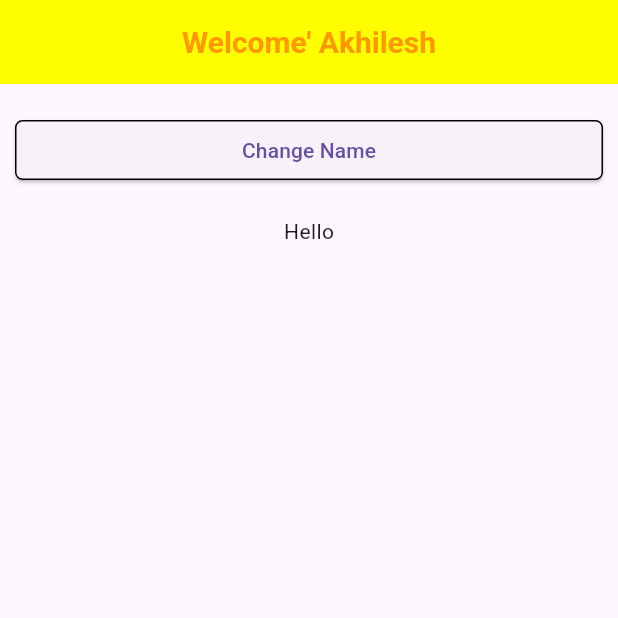
After one commit to Akhi626052/practice_dart_ui, a Flutter app: the MyAppTxx screen opened directly, on a phone screen of 412 x 824 dp, the top half of it. The commit adds this screen. Run offline on Flutter 3.47's test engine with Material 3 defaults, Android fonts, the phone set to English and light mode, and no system bars; our stand-ins replace bloc, firebase_auth, firebase_core, firebase_messaging, flutter_bloc, flutter_local_notifications and 6 more; accounts and stored records are empty.

Commit message:
did update widget

```diff
--- /dev/null
+++ b/lib/daily_read_ui_component/didupdate_widget.dart
@@ -0,0 +1,85 @@
+import 'package:flutter/material.dart';
+void main(){
+  runApp(MyApp());
+}
+
+class MyApp extends StatelessWidget {
+  const MyApp({super.key});
+
+  @override
+  Widget build(BuildContext context) {
+    return MaterialApp(
+      debugShowCheckedModeBanner: false,
+      home: ParentScreen(),
+    );
+  }
+}
+
+
+class MyAppTxx extends StatefulWidget {
+  final String title;
+
+  const MyAppTxx({super.key, required this.title});
+
+  @override
+  State<MyAppTxx> createState() => _MyAppTxxState();
+}
+
+class _MyAppTxxState extends State<MyAppTxx> {
+// Nahi, covariant data type nahi hai.
+//
+// covariant Dart ka keyword hai.
+// Iska use parameter ke type ko more specific banane ke liye kiya jata hai.
+  @override             // keyword  //  oldWidget object MyAppTxx type ka ho-ga
+  void didUpdateWidget(covariant MyAppTxx oldWidget) {
+
+    if(oldWidget.title != widget.title){
+      print("Name Changed");
+    }
+    super.didUpdateWidget(oldWidget);
+// Isliye aap uski properties access kar sakte ho:
+    print("Old Title: ${oldWidget.title}");
+    print("New Title: ${widget.title}");
+  }
+
+  @override
+  Widget build(BuildContext context) {
+    return Text(widget.title);
+  }
+}
+// Interview me bol sakte ho:
+
+// oldWidget.title != widget.title ka use ye check karne ke liye karte hain ki parent se aayi hui property ki value change hui hai ya nahi.
+// Agar purani aur nayi value alag hai, to hum koi extra logic chala sakte hain (jaise API call, animation restart, data refresh, etc.).
+
+class ParentScreen extends StatefulWidget {
+  @override
+  State<ParentScreen> createState() => _ParentScreenState();
+}
+
+class _ParentScreenState extends State<ParentScreen> {
+  String title = "Hello";
+
+  @override
+  Widget build(BuildContext context) {
+    return Scaffold(
+      body: Column(
+        children: [
+
+
+          MyAppTxx(title: title),
+          ElevatedButton(
+            onPressed: () {
+              setState(() {
+                title = "Welcome";
+              });
+            },
+            child: const Text("Change"),
+          ),
+
+
+        ],
+      ),
+    );
+  }
+}
--- /dev/null
+++ b/lib/daily_read_ui_component/textField_sec.dart
@@ -0,0 +1,163 @@
+import 'package:flutter/material.dart';
+
+void main(){
+  runApp(
+    MyAppTx()
+  );
+}
+class MyAppTx extends StatelessWidget{
+
+  @override
+  Widget build(BuildContext context){
+    return MaterialApp(
+      debugShowCheckedModeBanner: false,
+      home: MyAppTxx(),
+    );
+  }
+}
+
+class MyAppTxx extends StatefulWidget{
+  State<MyAppTxx> createState() => StateMyAppTxx();
+}
+class StateMyAppTxx extends State<MyAppTxx>{
+  // @override
+  // void setState(VoidCallback fn) {
+  //   // TODO: implement setState
+  //   super.setState(fn);
+  // }
+
+  void increment(){
+     setState(() {
+
+     });
+  }
+  @override
+  void initState(){
+    super.initState();
+    print("initState----");
+  }
+  @override
+  void dispose(){
+    super.dispose();
+    focusNode.dispose(); //   // Dart me class-level variables ka order matter nahi karta.
+    textEditingController.dispose();
+    undoHistoryController.dispose();
+    scrollController.dispose();
+  }
+
+  FocusNode focusNode = FocusNode();
+  TextEditingController textEditingController = TextEditingController();
+  UndoHistoryController undoHistoryController = UndoHistoryController();
+  ScrollController scrollController = ScrollController();
+  // AnimationController animationController = AnimationController(vsync: null);
+  String wl = "Hello";
+  @override
+  void didChangeDependencies() {
+    super.didChangeDependencies();
+    print("didChangeDependencies--------------");
+    // Kab call hota hai?
+    // initState() ke baad ek baar.
+    // Jab koi dependency change hoti hai.
+    // Theme.of(context)
+    // MediaQuery.of(context)
+    // Provider.of(context)
+    // Agar ye inherited data change hota hai, to didChangeDependencies() call ho sakta hai.
+
+   // Interview Answer
+   // Jab widget ki dependencies (Theme, MediaQuery, Provider, etc.) change hoti hain tab didChangeDependencies() call hota hai.
+
+  }
+
+  // @override
+  // void didUpdateWidget(covariant MyAppTxx oldWidget) {
+  //   super.didUpdateWidget(oldWidget);
+  //   print("didUpdateWidget----------------");
+  // }
+  @override
+  void didUpdateWidget(covariant MyAppTxx oldWidget) {
+    super.didUpdateWidget(oldWidget);
+    print("didUpdateWidget----------------");
+    // Kab call hota hai?
+    // Jab parent widget same widget ko naye data ke saath rebuild karta hai.
+    //  Example:
+
+  //  Parent:
+    //
+    // MyAppTxx(title: "Hello")
+    //
+    // Baad me:
+    //
+    // MyAppTxx(title: "Welcome")
+    //
+    // To child widget me:
+    //
+    // didUpdateWidget()
+    //
+    // call hoga.
+
+
+  //  Simple Meaning
+  //  "Mujhe parent se naya data mila hai."
+  //  Interview Answer
+   // didUpdateWidget() tab call hota hai jab parent widget same State object ko rakhte hue widget ki properties update karta hai.
+
+  }
+
+  @override
+  void deactivate() {
+    super.deactivate();
+    print("deactivate----------------");
+  }
+  @override
+  Widget build(BuildContext context) {
+    // ✅ Build method ke andar Local Variables ho sak-te hai and Widget ho-ge.
+    // FocusNode focusNode = FocusNode(); // Agar aap build() ke andar FocusNode() banaoge, to har rebuild par naya object create hoga, jo galat practice hai.
+
+    String name = "Welcome' Akhilesh";
+    bool isLogin = true;
+    // String wl = "Hello";
+    print("rebuild method");
+     return Scaffold(
+       appBar: AppBar(// widget hai
+         title: Text(name),
+         titleTextStyle: TextStyle(fontSize: 20, fontWeight: FontWeight.bold,color: Colors.orange),
+         backgroundColor: Colors.yellowAccent,
+         centerTitle: true,
+       ),
+       body: Column(
+         children: [
+           SizedBox(height: 20,),
+           Container(
+             width: double.infinity,
+             margin: EdgeInsets.symmetric(horizontal: 10),
+             child: ElevatedButton(
+             onPressed: (){
+               setState(() {
+                 wl = "welcome";
+               });
+               print(wl);
+             }, child: Text("Change Name"),
+             style: ElevatedButton.styleFrom(
+               shape: RoundedRectangleBorder(
+                 borderRadius: BorderRadius.circular(5),
+                 side: BorderSide(color: Colors.black,width: 1)
+               ),
+
+             ),
+             ),
+           ),
+           SizedBox(height: 20,),
+
+           Text(wl),
+
+         ],
+       ),
+     );
+  }
+
+  void decrement(){
+    setState(() {
+
+    });
+  }
+}
```
Also changed, not shown: lib/daily_read_ui_component/textfield_pra.dart (+24 -10 lines).
